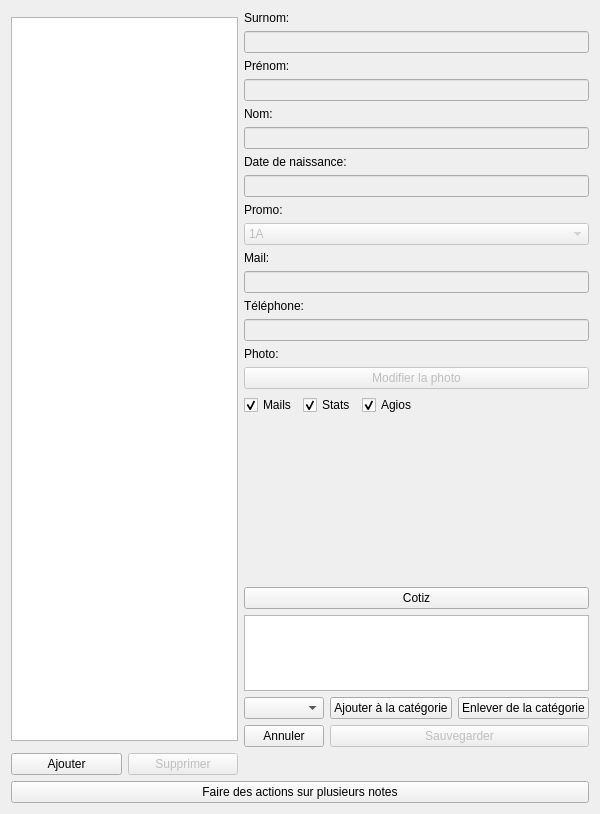
First picture: the form in application/ui/notes_management_window.ui, repository nils-van-zuijlen/Enibar, before the edit.
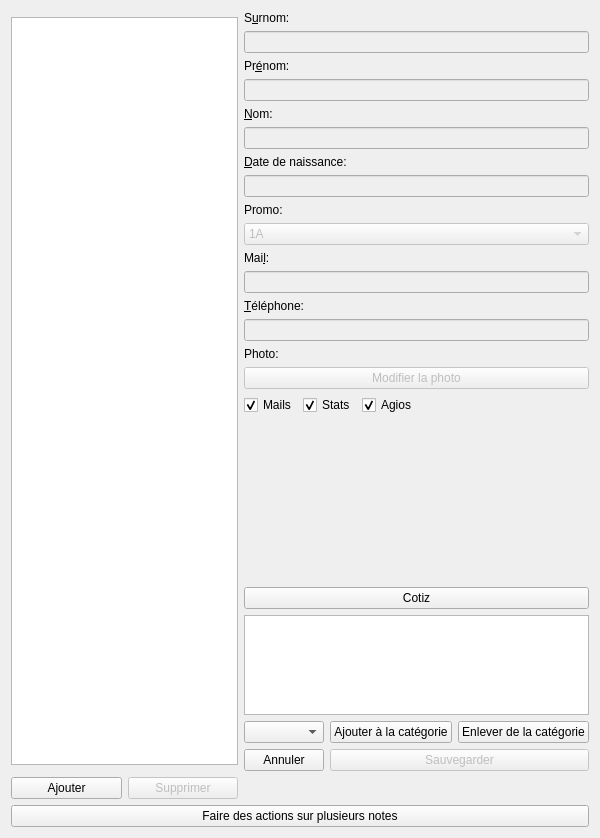
Second picture: the form after the edit. Custom widgets are drawn as their Qt base class.

Commit message:
Allow the search window to be used in the notes management window
Fixes #241

```diff
--- a/application/ui/notes_management_window.ui
+++ b/application/ui/notes_management_window.ui
@@ -7,7 +7,7 @@
     <x>0</x>
     <y>0</y>
     <width>600</width>
-    <height>814</height>
+    <height>838</height>
    </rect>
   </property>
   <property name="windowTitle">
@@ -54,7 +54,7 @@
      <item row="6" column="0">
       <widget class="QLabel" name="name_label">
        <property name="text">
-        <string>Nom:</string>
+        <string>&amp;Nom:</string>
        </property>
        <property name="buddy">
         <cstring>name_input</cstring>
@@ -87,7 +87,7 @@
      <item row="2" column="0" colspan="2">
       <widget class="QLabel" name="nickname_label">
        <property name="text">
-        <string>Surnom: </string>
+        <string>S&amp;urnom: </string>
        </property>
        <property name="buddy">
         <cstring>nickname_input</cstring>
@@ -107,7 +107,7 @@
      <item row="17" column="0" colspan="2">
       <widget class="QLabel" name="mail_label">
        <property name="text">
-        <string>Mail:</string>
+        <string>Mai&amp;l:</string>
        </property>
        <property name="buddy">
         <cstring>mail_input</cstring>
@@ -211,7 +211,7 @@
      <item row="20" column="0" colspan="2">
       <widget class="QLabel" name="phone_label">
        <property name="text">
-        <string>Téléphone:</string>
+        <string>&amp;Téléphone:</string>
        </property>
        <property name="buddy">
         <cstring>phone_input</cstring>
@@ -328,7 +328,7 @@
      <item row="8" column="0" colspan="2">
       <widget class="QLabel" name="birthdate_label">
        <property name="text">
-        <string>Date de naissance: </string>
+        <string>&amp;Date de naissance: </string>
        </property>
        <property name="buddy">
         <cstring>birthdate_input</cstring>
@@ -338,7 +338,7 @@
      <item row="4" column="0" colspan="2">
       <widget class="QLabel" name="first_name_label">
        <property name="text">
-        <string>Prénom: </string>
+        <string>Pr&amp;énom: </string>
        </property>
        <property name="buddy">
         <cstring>first_name_input</cstring>
```
Left out of the diff: 1 changed line with no effect on the pictures. The commit also changes 3 other files.
